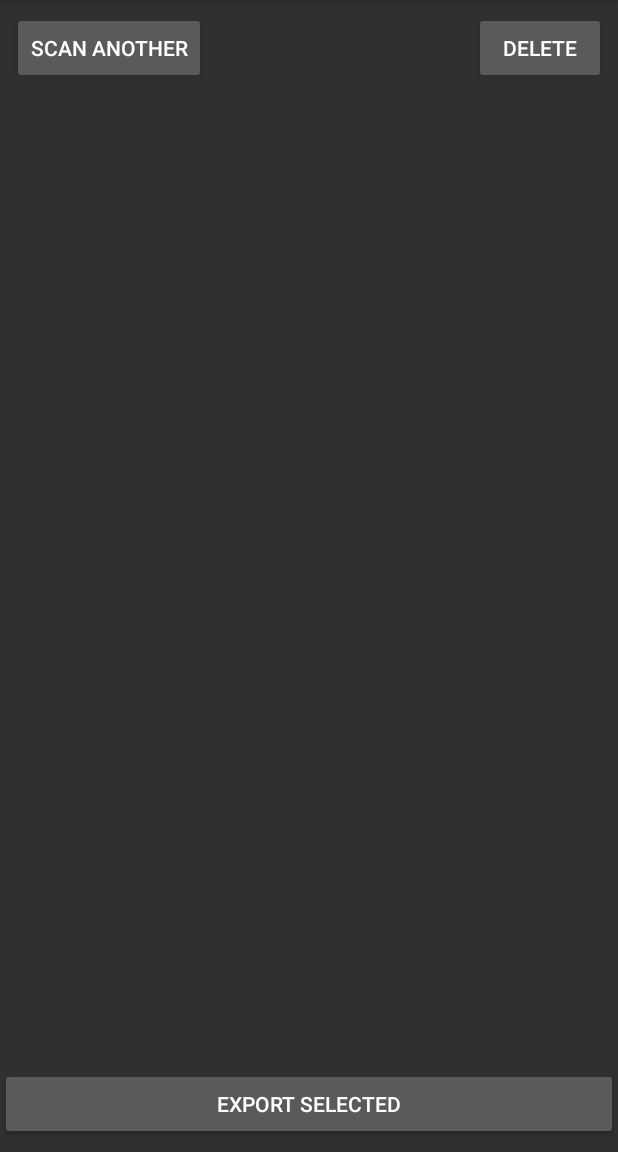
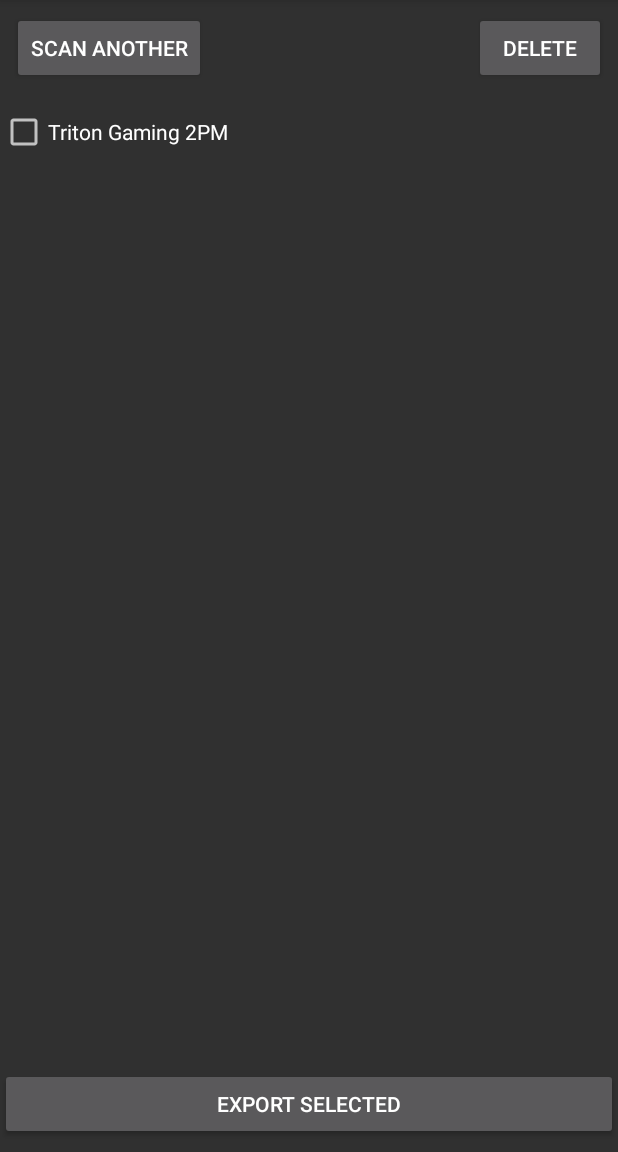
Before and after one commit to hexalellogram/FlyerScanner, an Android app: the ListActivity screen opened directly, with no data from a screen before it, on a phone screen of 412 x 824 dp, the part 84-1236 px from its top. Run offline under Robolectric (Android 15) with nearby library versions, the phone set to English and light mode, and no system bars; 2 statements that could not run were skipped.

Commit message:
Get a working prototype

```diff
--- a/app/src/main/java/com/sdhacks/flyerscanner/ListActivity.java
+++ b/app/src/main/java/com/sdhacks/flyerscanner/ListActivity.java
@@ -23,7 +23,7 @@
         linearLayout = findViewById(R.id.internalLinearLayout);
 
         try {
-            File folder = new File(getFilesDir().getAbsolutePath() + "//ics//");
+            File folder = new File(getFilesDir().getAbsolutePath() + "//ics//queue.json");
             if(!folder.exists()) {
                 folder.mkdir();
             }
--- a/app/src/main/res/layout/activity_list.xml
+++ b/app/src/main/res/layout/activity_list.xml
@@ -50,6 +50,12 @@
             app:layout_constraintStart_toStartOf="parent"
             app:layout_constraintTop_toBottomOf="@+id/scanAnotherButton">
 
+            <CheckBox
+                android:layout_width="match_parent"
+                android:layout_height="wrap_content"
+                android:text="Triton Gaming 2PM"
+                />
+
         </LinearLayout>
 
     </ScrollView>
```
Also changed, not shown: app/src/main/java/com/sdhacks/flyerscanner/ConfirmActivity.java (+11 -0 lines), app/src/main/java/com/sdhacks/flyerscanner/EventStorage.java (+5 -12 lines).
